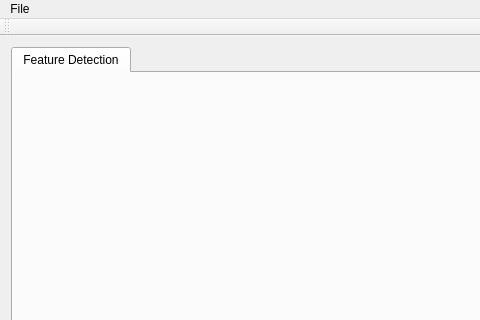
Above: src/ui/mainwindow/mainwindow.ui from flec/sfm before the change; both pictures show x 0 to 480 and y 0 to 320 of the 939 by 485 pixel window. Below: the same form after it.
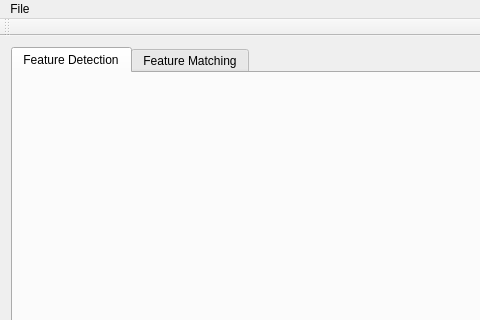
That is the form after the change. Custom widgets are drawn as their Qt base class.

Commit message: feature matching works (ransac to be done)

The edit to the form file:
```diff
--- a/src/ui/mainwindow/mainwindow.ui
+++ b/src/ui/mainwindow/mainwindow.ui
@@ -28,6 +28,11 @@
          </attribute>
          <layout class="QGridLayout" name="gridLayout"/>
         </widget>
+        <widget class="FeatureMatchingTab" name="featureMatchingTab">
+         <attribute name="title">
+          <string>Feature Matching</string>
+         </attribute>
+        </widget>
        </widget>
       </item>
      </layout>
@@ -86,6 +91,12 @@
    <header>featuredetectiontab.h</header>
    <container>1</container>
   </customwidget>
+  <customwidget>
+   <class>FeatureMatchingTab</class>
+   <extends>QWidget</extends>
+   <header>featurematchingtab.h</header>
+   <container>1</container>
+  </customwidget>
  </customwidgets>
  <resources/>
  <connections/>
```
The commit also changes 20 other files.
